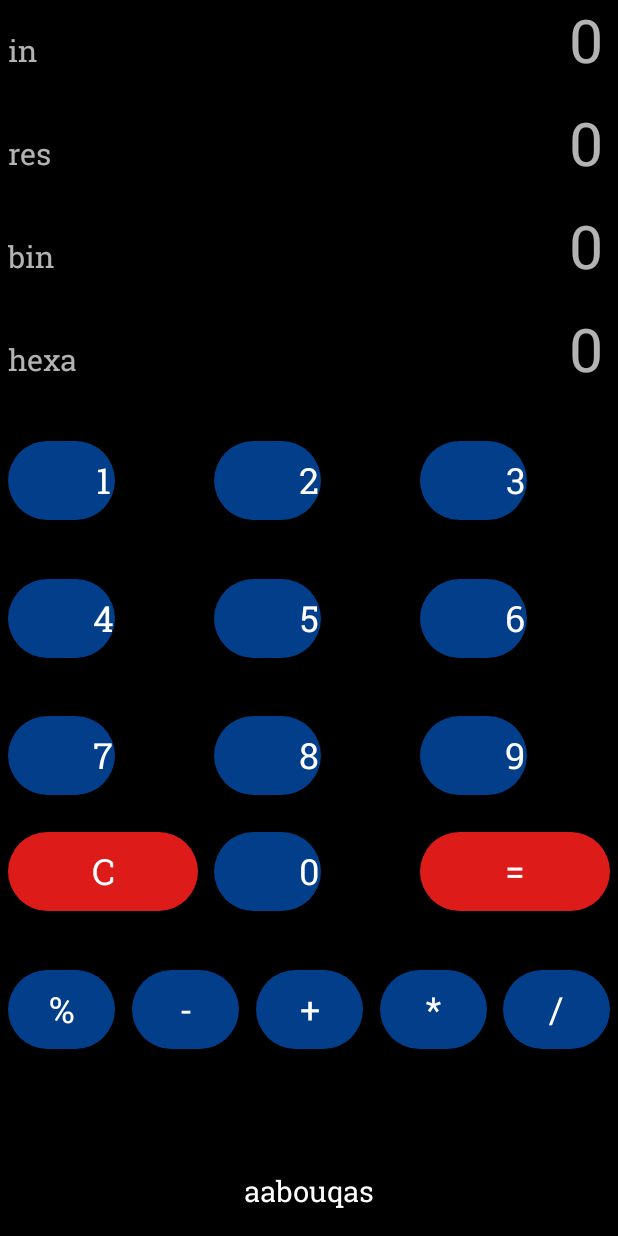
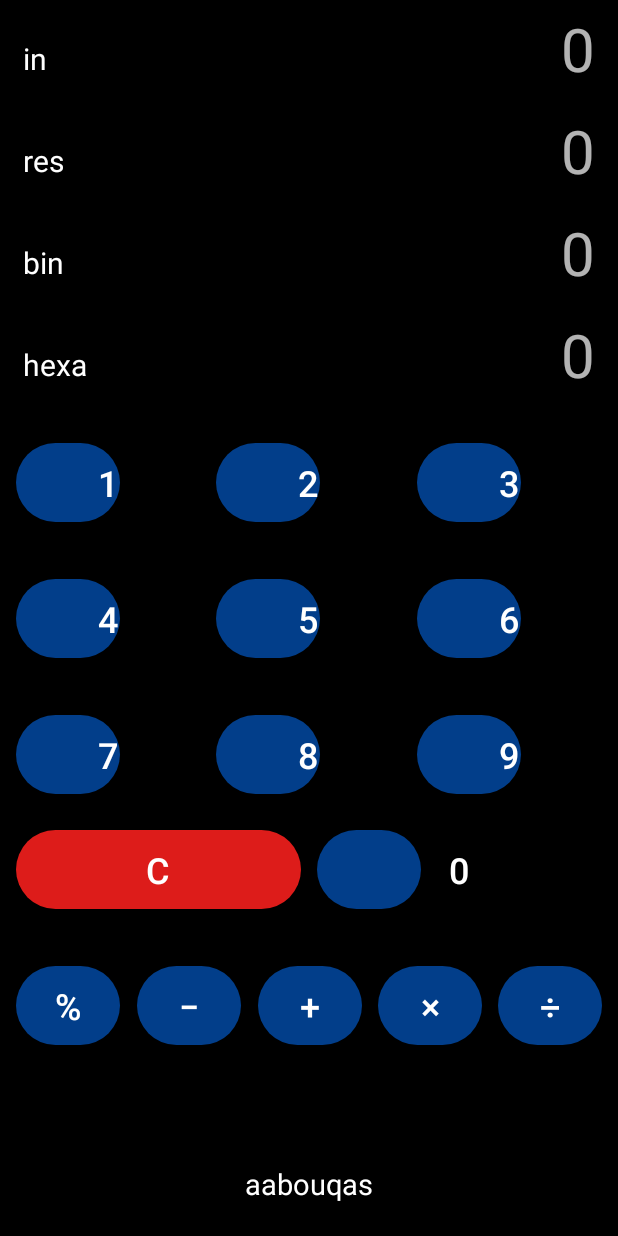
Before and after one commit to aabouqas42/aabouqas, an Android app: the screen it shows after launch (MainActivity), on a phone screen of 412 x 824 dp. Run offline under Robolectric (Android 15) with nearby library versions, the phone set to English and light mode, and no system bars; Roboto replaces fonts that are not available here; 26 statements that could not run were skipped.

Commit message:
some bugs fixed :)

```diff
--- a/app/src/main/java/aabouqas/com/MainActivity.java
+++ b/app/src/main/java/aabouqas/com/MainActivity.java
@@ -7,13 +7,12 @@ import android.support.v7.app.AppCompatActivity;
 import android.os.Bundle;
 import android.view.View;
 import android.widget.Button;
+import android.widget.LinearLayout;
 import android.widget.TextView;
 import android.widget.Toast;
 
 public class MainActivity extends AppCompatActivity {
 
-    private static int num1 = 0;
-    private static int num2 = 0;
     private  boolean numsIsSet = false;
     private static int nums = 0;
     private static String operator = "0";
@@ -85,7 +84,6 @@ public class MainActivity extends AppCompatActivity {
         Button mul = findViewById(R.id.sub);
         Button div = findViewById(R.id.div);
         Button sum = findViewById(R.id.plus);
-        Button eq = findViewById(R.id.eq);
         Button rem = findViewById(R.id.rem);
         Button clear = findViewById(R.id.clear);
         TextView input = findViewById(R.id.input);
@@ -97,6 +95,7 @@ public class MainActivity extends AppCompatActivity {
         TextView t2 = findViewById(R.id.t2);
         TextView t3 = findViewById(R.id.t3);
         TextView t4 = findViewById(R.id.t4);
+        LinearLayout background = findViewById(R.id.background);
         click(b0, input, output, "0",  bin, hexa);
         click(b1, input, output, "1",  bin, hexa);
         click(b2, input, output, "2",  bin, hexa);
@@ -112,32 +111,31 @@ public class MainActivity extends AppCompatActivity {
         click(div, input, output, "/", bin, hexa);
         click(sub, input, output, "-", bin, hexa);
         click(sum, input, output, "+", bin, hexa);
-        input.setTypeface(Typeface.createFromAsset(getAssets(), "font/roboto_slab.ttf"));
-        b0.setTypeface(Typeface.createFromAsset(getAssets(), "font/roboto_slab.ttf"));
-        b1.setTypeface(Typeface.createFromAsset(getAssets(), "font/roboto_slab.ttf"));
-        b2.setTypeface(Typeface.createFromAsset(getAssets(), "font/roboto_slab.ttf"));
-        b3.setTypeface(Typeface.createFromAsset(getAssets(), "font/roboto_slab.ttf"));
-        b4.setTypeface(Typeface.createFromAsset(getAssets(), "font/roboto_slab.ttf"));
-        b5.setTypeface(Typeface.createFromAsset(getAssets(), "font/roboto_slab.ttf"));
-        b6.setTypeface(Typeface.createFromAsset(getAssets(), "font/roboto_slab.ttf"));
-        b7.setTypeface(Typeface.createFromAsset(getAssets(), "font/roboto_slab.ttf"));
-        b8.setTypeface(Typeface.createFromAsset(getAssets(), "font/roboto_slab.ttf"));
-        b9.setTypeface(Typeface.createFromAsset(getAssets(), "font/roboto_slab.ttf"));
-        div.setTypeface(Typeface.createFromAsset(getAssets(), "font/roboto_slab.ttf"));
-        sub.setTypeface(Typeface.createFromAsset(getAssets(), "font/roboto_slab.ttf"));
-        sum.setTypeface(Typeface.createFromAsset(getAssets(), "font/roboto_slab.ttf"));
-        mul.setTypeface(Typeface.createFromAsset(getAssets(), "font/roboto_slab.ttf"));
-        rem.setTypeface(Typeface.createFromAsset(getAssets(), "font/roboto_slab.ttf"));
-        eq.setTypeface(Typeface.createFromAsset(getAssets(), "font/roboto_slab.ttf"));
-        t1.setTypeface(Typeface.createFromAsset(getAssets(), "font/roboto_slab.ttf"));
-        t2.setTypeface(Typeface.createFromAsset(getAssets(), "font/roboto_slab.ttf"));
-        t3.setTypeface(Typeface.createFromAsset(getAssets(), "font/roboto_slab.ttf"));
-        t4.setTypeface(Typeface.createFromAsset(getAssets(), "font/roboto_slab.ttf"));
-        input.setTypeface(Typeface.createFromAsset(getAssets(), "font/roboto_slab.ttf"));
-        output.setTypeface(Typeface.createFromAsset(getAssets(), "font/roboto_slab.ttf"));
-        bin.setTypeface(Typeface.createFromAsset(getAssets(), "font/roboto_slab.ttf"));
-        hexa.setTypeface(Typeface.createFromAsset(getAssets(), "font/roboto_slab.ttf"));
-        clear.setTypeface(Typeface.createFromAsset(getAssets(), "font/roboto_slab.ttf"));
+        input.setTypeface(Typeface.createFromAsset(getAssets(), "font/m_plus_rounded_1c_bold.ttf"));
+        b0.setTypeface(Typeface.createFromAsset(getAssets(), "font/m_plus_rounded_1c_bold.ttf"));
+        b1.setTypeface(Typeface.createFromAsset(getAssets(), "font/m_plus_rounded_1c_bold.ttf"));
+        b2.setTypeface(Typeface.createFromAsset(getAssets(), "font/m_plus_rounded_1c_bold.ttf"));
+        b3.setTypeface(Typeface.createFromAsset(getAssets(), "font/m_plus_rounded_1c_bold.ttf"));
+        b4.setTypeface(Typeface.createFromAsset(getAssets(), "font/m_plus_rounded_1c_bold.ttf"));
+        b5.setTypeface(Typeface.createFromAsset(getAssets(), "font/m_plus_rounded_1c_bold.ttf"));
+        b6.setTypeface(Typeface.createFromAsset(getAssets(), "font/m_plus_rounded_1c_bold.ttf"));
+        b7.setTypeface(Typeface.createFromAsset(getAssets(), "font/m_plus_rounded_1c_bold.ttf"));
+        b8.setTypeface(Typeface.createFromAsset(getAssets(), "font/m_plus_rounded_1c_bold.ttf"));
+        b9.setTypeface(Typeface.createFromAsset(getAssets(), "font/m_plus_rounded_1c_bold.ttf"));
+        div.setTypeface(Typeface.createFromAsset(getAssets(),"font/m_plus_rounded_1c_bold.ttf"));
+        sub.setTypeface(Typeface.createFromAsset(getAssets(),"font/m_plus_rounded_1c_bold.ttf"));
+        sum.setTypeface(Typeface.createFromAsset(getAssets(),"font/m_plus_rounded_1c_bold.ttf"));
+        mul.setTypeface(Typeface.createFromAsset(getAssets(),"font/m_plus_rounded_1c_bold.ttf"));
+        rem.setTypeface(Typeface.createFromAsset(getAssets(),"font/m_plus_rounded_1c_bold.ttf"));
+        t1.setTypeface(Typeface.createFromAsset(getAssets(), "font/m_plus_rounded_1c_bold.ttf"));
+        t2.setTypeface(Typeface.createFromAsset(getAssets(), "font/m_plus_rounded_1c_bold.ttf"));
+        t3.setTypeface(Typeface.createFromAsset(getAssets(), "font/m_plus_rounded_1c_bold.ttf"));
+        t4.setTypeface(Typeface.createFromAsset(getAssets(), "font/m_plus_rounded_1c_bold.ttf"));
+        input.setTypeface(Typeface.createFromAsset(getAssets(), "font/m_plus_rounded_1c_bold.ttf"));
+        output.setTypeface(Typeface.createFromAsset(getAssets(), "font/m_plus_rounded_1c_bold.ttf"));
+        bin.setTypeface(Typeface.createFromAsset(getAssets(), "font/m_plus_rounded_1c_bold.ttf"));
+        hexa.setTypeface(Typeface.createFromAsset(getAssets(), "font/m_plus_rounded_1c_bold.ttf"));
+        clear.setTypeface(Typeface.createFromAsset(getAssets(),"font/m_plus_rounded_1c_bold.ttf"));
         GradientDrawable gradientDrawable = new GradientDrawable();
         gradientDrawable.setShape(GradientDrawable.RECTANGLE);
         gradientDrawable.setColor(Color.parseColor("#023e8a"));
@@ -163,10 +161,9 @@ public class MainActivity extends AppCompatActivity {
         drawable.setShape(GradientDrawable.RECTANGLE);
         drawable.setCornerRadius(50);
         drawable.setColor(Color.parseColor("#dd1c1a"));
-        eq.setBackground(drawable);
         clear.setBackground(drawable);
         input.setClickable(false);
-        aabouqas.setTypeface(Typeface.createFromAsset(getAssets(), "font/roboto_slab.ttf"));
+        aabouqas.setTypeface(Typeface.createFromAsset(getAssets(), "font/m_plus_rounded_1c_bold.ttf"));
         aabouqas.setOnClickListener(new View.OnClickListener() {
             @Override
             public void onClick(View view) {
@@ -180,8 +177,6 @@ public class MainActivity extends AppCompatActivity {
                 bin.setText("0");
                 hexa.setText("0");
                 output.setText("0");
-                num1 = 0;
-                num2 = 0;
                 nums = 0;
                 numsIsSet = false;
                 operator = "0";
--- a/app/src/main/res/layout/activity_main.xml
+++ b/app/src/main/res/layout/activity_main.xml
@@ -2,11 +2,13 @@
 <LinearLayout xmlns:android="http://schemas.android.com/apk/res/android"
     xmlns:app="http://schemas.android.com/apk/res-auto"
     xmlns:tools="http://schemas.android.com/tools"
+    android:id="@+id/background"
     android:layout_width="match_parent"
     android:layout_height="match_parent"
     android:background="#000000"
     android:gravity="bottom|center"
     android:orientation="vertical"
+    android:padding="5dp"
     tools:context=".MainActivity">
 
     <LinearLayout
@@ -35,8 +37,9 @@
                     android:id="@+id/t1"
                     android:layout_width="wrap_content"
                     android:layout_height="wrap_content"
-                    android:layout_margin="5dp"
+                    android:layout_marginLeft="10dp"
                     android:text="in"
+                    android:textColor="#FFFFFF"
                     android:textSize="20sp" />
             </LinearLayout>
 
@@ -67,11 +70,11 @@
                     android:id="@+id/t2"
                     android:layout_width="wrap_content"
                     android:layout_height="wrap_content"
-                    android:layout_margin="5dp"
+                    android:layout_marginLeft="10dp"
                     android:text="res"
+                    android:textColor="#FFFFFF"
                     android:textSize="20sp" />
             </LinearLayout>
-
             <TextView
                 android:id="@+id/output"
                 android:layout_width="wrap_content"
@@ -89,7 +92,7 @@
             android:orientation="horizontal">
 
             <LinearLayout
-                android:layout_width="match_parent"
+                android:layout_width="wrap_content"
                 android:layout_height="match_parent"
                 android:layout_weight="1"
                 android:gravity="center|left"
@@ -99,8 +102,9 @@
                     android:id="@+id/t3"
                     android:layout_width="wrap_content"
                     android:layout_height="wrap_content"
-                    android:layout_margin="5dp"
+                    android:layout_marginLeft="10dp"
                     android:text="bin"
+                    android:textColor="#FFFFFF"
                     android:textSize="20sp" />
             </LinearLayout>
 
@@ -130,8 +134,9 @@
                     android:id="@+id/t4"
                     android:layout_width="wrap_content"
                     android:layout_height="wrap_content"
-                    android:layout_margin="5dp"
+                    android:layout_marginLeft="10dp"
                     android:text="hexa"
+                    android:textColor="#FFFFFF"
                     android:textSize="20sp" />
             </LinearLayout>
 
@@ -188,6 +193,7 @@
                 android:layout_weight="1"
                 android:gravity="center"
                 android:text="1"
+                android:textColor="#FFFFFF"
                 android:textSize="24sp" />
 
             <Button
@@ -198,6 +204,7 @@
                 android:layout_weight="1"
                 android:gravity="center"
                 android:text="2"
+                android:textColor="#FFFFFF"
                 android:textSize="24sp" />
 
             <Button
@@ -208,6 +215,7 @@
                 android:layout_weight="1"
                 android:gravity="center"
                 android:text="3"
+                android:textColor="#FFFFFF"
                 android:textSize="24sp" />
 
         </LinearLayout>
@@ -227,6 +235,7 @@
                 android:layout_weight="1"
                 android:gravity="center"
                 android:text="4"
+                android:textColor="#FFFFFF"
                 android:textSize="24sp" />
 
             <Button
@@ -237,6 +246,7 @@
                 android:layout_weight="1"
                 android:gravity="center"
                 android:text="5"
+                android:textColor="#FFFFFF"
                 android:textSize="24sp" />
 
             <Button
@@ -247,6 +257,7 @@
                 android:layout_weight="1"
                 android:gravity="center"
                 android:text="6"
+                android:textColor="#FEFEFE"
                 android:textSize="24sp" />
 
         </LinearLayout>
@@ -266,6 +277,7 @@
                 android:layout_weight="1"
                 android:gravity="center"
                 android:text="7"
+                android:textColor="#FFFFFF"
                 android:textSize="24sp" />
 
             <Button
@@ -276,6 +288,7 @@
                 android:layout_weight="1"
                 android:gravity="center"
                 android:text="8"
+                android:textColor="#FFFFFF"
                 android:textSize="24sp" />
 
             <Button
@@ -286,6 +299,7 @@
                 android:layout_weight="1"
                 android:gravity="center"
                 android:text="9"
+                android:textColor="#FFFFFF"
                 android:textSize="24sp" />
 
         </LinearLayout>
@@ -322,17 +336,9 @@
                 android:layout_weight="1"
                 android:gravity="center"
                 android:text="0"
+                android:textColor="#FFFFFF"
                 android:textSize="24sp" />
 
-            <Button
-                android:id="@+id/eq"
-                android:layout_width="wrap_content"
-                android:layout_height="wrap_content"
-                android:layout_margin="5dp"
-                android:layout_weight="1"
-                android:gravity="center"
-                android:text="="
-                android:textSize="24sp" />
         </LinearLayout>
 
         <LinearLayout
@@ -358,7 +364,7 @@
                 android:layout_margin="5dp"
                 android:layout_weight="1"
                 android:gravity="center"
-                android:text="-"
+                android:text="−"
                 android:textSize="24sp" />
 
             <Button
@@ -378,7 +384,7 @@
                 android:layout_margin="5dp"
                 android:layout_weight="1"
                 android:gravity="center"
-                android:text="*"
+                android:text="×"
                 android:textSize="24sp" />
 
             <Button
@@ -388,7 +394,7 @@
                 android:layout_margin="5dp"
                 android:layout_weight="1"
                 android:gravity="center"
-                android:text="/"
+                android:text="÷"
                 android:textSize="24sp" />
 
         </LinearLayout>
@@ -414,6 +420,7 @@
                 app:layout_constraintEnd_toEndOf="parent"
                 app:layout_constraintStart_toStartOf="parent"
                 app:layout_constraintTop_toTopOf="parent" />
+
         </LinearLayout>
     </LinearLayout>
 
```
Also changed, not shown: 1 other file.
